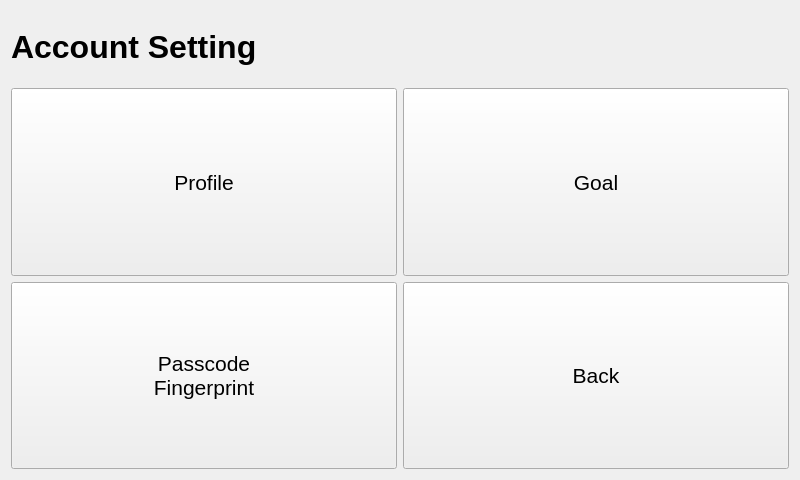
This is v3/qt/accountSetting/accountsetting.ui in twschung/IoT-Smart-Scale as Qt 5 draws it before an edit. The edited form follows.
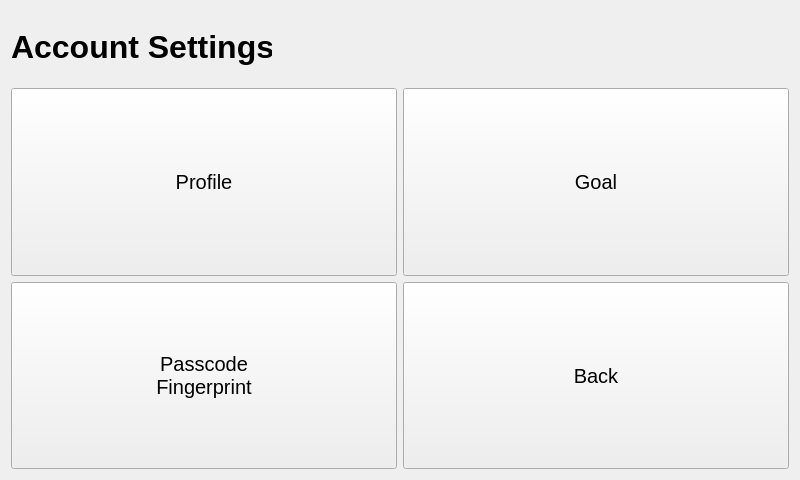
This is the edited form.

What changed in the file:
```diff
--- a/v3/qt/accountSetting/accountsetting.ui
+++ b/v3/qt/accountSetting/accountsetting.ui
@@ -30,14 +30,13 @@
      </property>
      <property name="font">
       <font>
-       <family>Helvetica Neue</family>
        <pointsize>24</pointsize>
        <weight>75</weight>
        <bold>true</bold>
       </font>
      </property>
      <property name="text">
-      <string>Account Setting</string>
+      <string>Account Settings</string>
      </property>
     </widget>
    </item>
@@ -59,8 +58,7 @@
        </property>
        <property name="font">
         <font>
-         <family>Helvetica Neue</family>
-         <pointsize>16</pointsize>
+         <pointsize>15</pointsize>
         </font>
        </property>
        <property name="text">
@@ -84,8 +82,7 @@
        </property>
        <property name="font">
         <font>
-         <family>Helvetica Neue</family>
-         <pointsize>16</pointsize>
+         <pointsize>15</pointsize>
         </font>
        </property>
        <property name="text">
@@ -109,8 +106,7 @@
        </property>
        <property name="font">
         <font>
-         <family>Helvetica Neue</family>
-         <pointsize>16</pointsize>
+         <pointsize>15</pointsize>
         </font>
        </property>
        <property name="text">
@@ -128,8 +124,7 @@
        </property>
        <property name="font">
         <font>
-         <family>Helvetica Neue</family>
-         <pointsize>16</pointsize>
+         <pointsize>15</pointsize>
         </font>
        </property>
        <property name="text">
```
